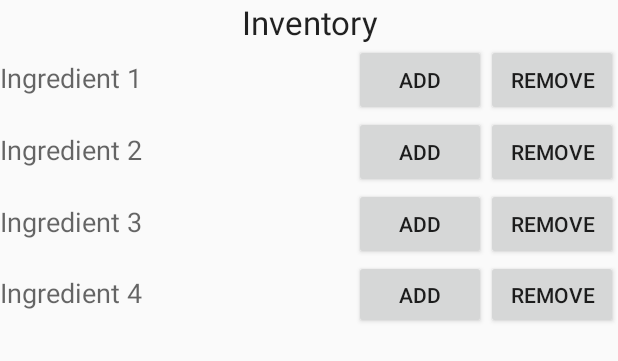
After one commit to SPK44/culinarycomrade, an Android app: the layout inventory.xml on its own in the app's theme, with its tools: preview values and no code run, on a phone screen of 412 x 824 dp. The commit adds this screen. Shown: the top 361 px of the screen. Run offline under Robolectric (Android 15) with nearby library versions, the phone set to English and light mode, and no system bars.

Commit message:
Adds the files and basic layout for the four main pages

```diff
--- /dev/null
+++ b/app/src/main/res/layout/inventory.xml
@@ -0,0 +1,116 @@
+<?xml version="1.0" encoding="utf-8"?>
+<LinearLayout xmlns:android="http://schemas.android.com/apk/res/android"
+    xmlns:tools="http://schemas.android.com/tools"
+    android:orientation="vertical" android:layout_width="match_parent"
+    android:layout_height="match_parent"
+    android:weightSum="1">
+
+    <TextView
+        android:text="Inventory"
+        android:layout_width="match_parent"
+        android:layout_height="wrap_content"
+        android:id="@+id/textView12"
+        android:textAppearance="@android:style/TextAppearance.Material.Large"
+        android:textAlignment="center" />
+
+    <TableRow
+        android:layout_width="match_parent"
+        android:layout_height="wrap_content">
+
+        <TextView
+            android:text="Ingredient 1"
+            android:layout_width="match_parent"
+            android:layout_height="wrap_content"
+            android:id="@+id/textView4"
+            android:layout_weight="0.03"
+            android:textAppearance="@android:style/TextAppearance.Material.Medium" />
+
+        <Button
+            android:text="Add"
+            android:layout_width="wrap_content"
+            android:layout_height="wrap_content"
+            android:id="@+id/button6" />
+
+        <Button
+            android:text="Remove"
+            android:layout_width="wrap_content"
+            android:layout_height="wrap_content"
+            android:id="@+id/button7" />
+    </TableRow>
+
+    <TableRow
+        android:layout_width="match_parent"
+        android:layout_height="wrap_content" >
+
+        <TextView
+            android:text="Ingredient 2"
+            android:layout_width="match_parent"
+            android:layout_height="wrap_content"
+            android:id="@+id/textView9"
+            android:layout_weight="0.03"
+            android:textAppearance="@android:style/TextAppearance.Material.Medium" />
+
+        <Button
+            android:text="Add"
+            android:layout_width="wrap_content"
+            android:layout_height="wrap_content"
+            android:id="@+id/button12" />
+
+        <Button
+            android:text="Remove"
+            android:layout_width="wrap_content"
+            android:layout_height="wrap_content"
+            android:id="@+id/button13" />
+    </TableRow>
+
+    <TableRow
+        android:layout_width="match_parent"
+        android:layout_height="wrap_content" >
+
+        <TextView
+            android:text="Ingredient 3"
+            android:layout_width="match_parent"
+            android:layout_height="wrap_content"
+            android:id="@+id/textView10"
+            android:layout_weight="0.03"
+            android:textAppearance="@android:style/TextAppearance.Material.Medium" />
+
+        <Button
+            android:text="Add"
+            android:layout_width="wrap_content"
+            android:layout_height="wrap_content"
+            android:id="@+id/button14" />
+
+        <Button
+            android:text="Remove"
+            android:layout_width="wrap_content"
+            android:layout_height="wrap_content"
+            android:id="@+id/button15" />
+    </TableRow>
+
+    <TableRow
+        android:layout_width="match_parent"
+        android:layout_height="46dp" >
+
+        <TextView
+            android:text="Ingredient 4"
+            android:layout_width="match_parent"
+            android:layout_height="wrap_content"
+            android:id="@+id/textView11"
+            android:layout_weight="0.03"
+            android:textAppearance="@android:style/TextAppearance.Material.Medium" />
+
+        <Button
+            android:text="Add"
+            android:layout_width="wrap_content"
+            android:layout_height="wrap_content"
+            android:id="@+id/button16" />
+
+        <Button
+            android:text="Remove"
+            android:layout_width="wrap_content"
+            android:layout_height="wrap_content"
+            android:id="@+id/button17" />
+    </TableRow>
+
+</LinearLayout>
```
Also changed, not shown: app/src/main/res/layout/activity_main.xml (+32 -2 lines), app/src/main/res/layout/search.xml (added, +33 -0 lines), app/src/main/res/layout/shopping_list.xml (added, +116 -0 lines).
